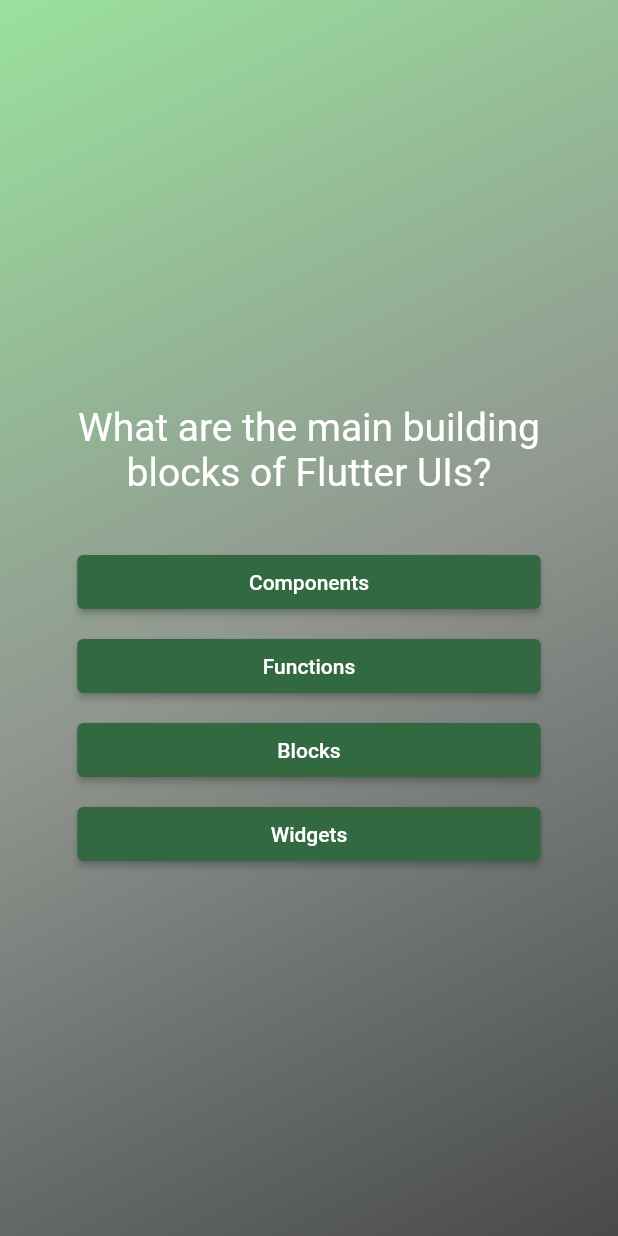
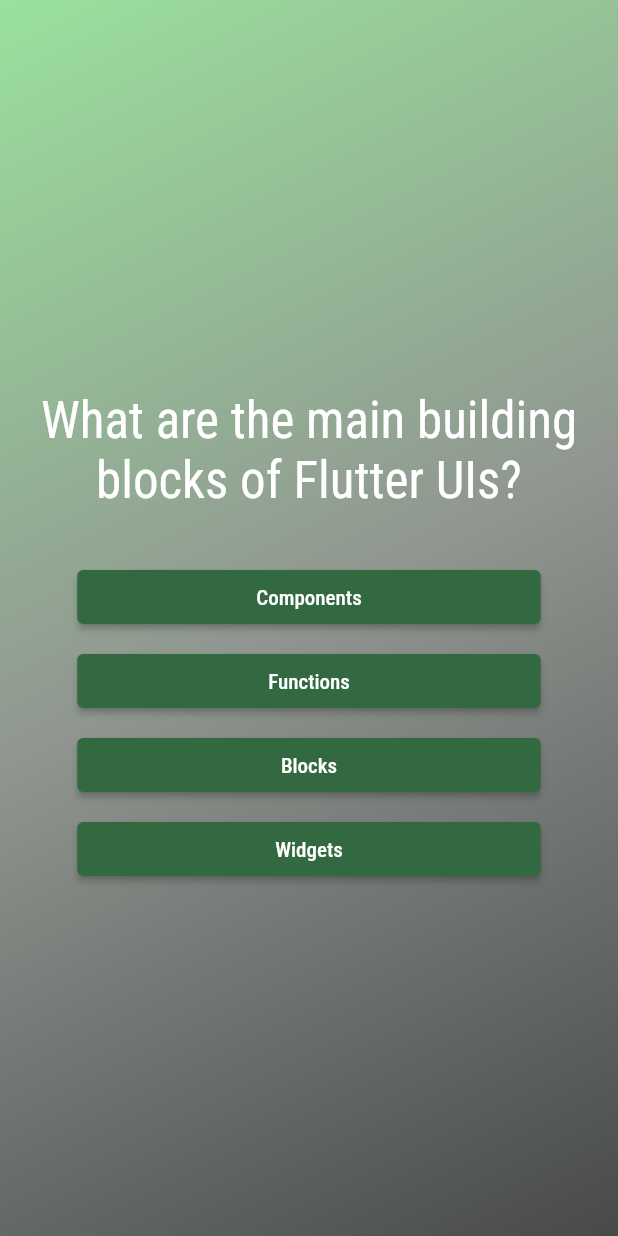
Before and after one commit to GuilhermeAlecrim7K/flutter_practice_projects, a Flutter app: the screen it shows after launch, after a tap on "Start Quiz", on a phone screen of 412 x 824 dp. Run offline on Flutter 3.47's test engine with Material 2 defaults, Android fonts, the light colour scheme and no system bars; our stand-ins replace google_fonts.

Commit message:
update text styles in widgets to roboto_condensed

```diff
--- a/quiz/lib/src/pages/home_page.dart
+++ b/quiz/lib/src/pages/home_page.dart
@@ -18,12 +18,12 @@
             ),
           ),
           const SizedBox(height: 25),
-          const Text(
+          Text(
             'Learn Flutter the fun way!',
-            style: TextStyle(
-              color: Color.fromARGB(180, 255, 255, 255),
-              fontSize: 24,
-            ),
+            style: Theme.of(context).textTheme.headlineMedium?.copyWith(
+                  color: const Color.fromARGB(180, 255, 255, 255),
+                ),
+            textAlign: TextAlign.center,
           ),
           const SizedBox(height: 50),
           ElevatedButton.icon(
--- a/quiz/lib/src/quiz_app.dart
+++ b/quiz/lib/src/quiz_app.dart
@@ -1,4 +1,6 @@
 import 'package:flutter/material.dart';
+import 'package:google_fonts/google_fonts.dart';
+
 import 'package:quiz/src/models/quiz_question_model.dart';
 import 'package:quiz/src/pages/home_page.dart';
 import 'package:quiz/src/pages/quiz_questions_page.dart';
@@ -43,6 +45,7 @@
       title: "Flutter Quiz",
       theme: ThemeData.from(
         colorScheme: ColorScheme.fromSeed(seedColor: AppColors.fernGreen),
+        textTheme: GoogleFonts.robotoCondensedTextTheme(),
       ),
       home: Scaffold(
         body: GradientContainer(
--- a/quiz/lib/src/widgets/question_widget.dart
+++ b/quiz/lib/src/widgets/question_widget.dart
@@ -40,10 +40,9 @@
           padding: const EdgeInsets.symmetric(vertical: 30, horizontal: 25),
           child: Text(
             widget.question.question,
-            style: const TextStyle(
-              fontSize: 26,
-              color: Colors.white,
-            ),
+            style: Theme.of(context).textTheme.headlineMedium?.copyWith(
+                  color: Colors.white,
+                ),
             textAlign: TextAlign.center,
           ),
         ),
```
